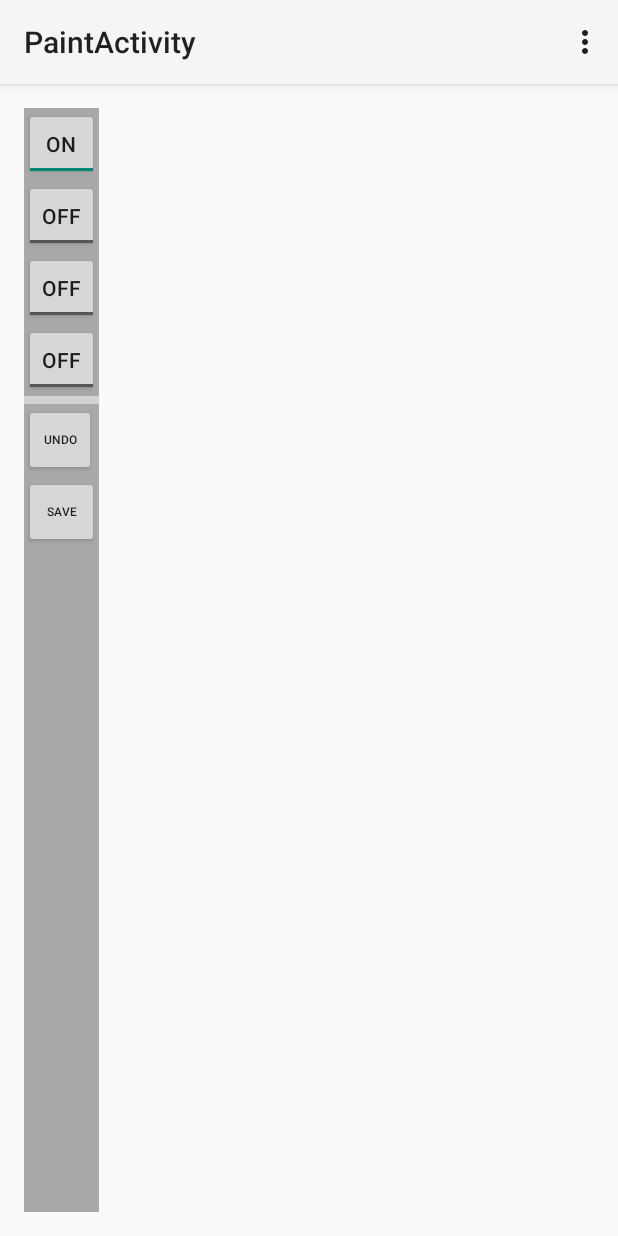
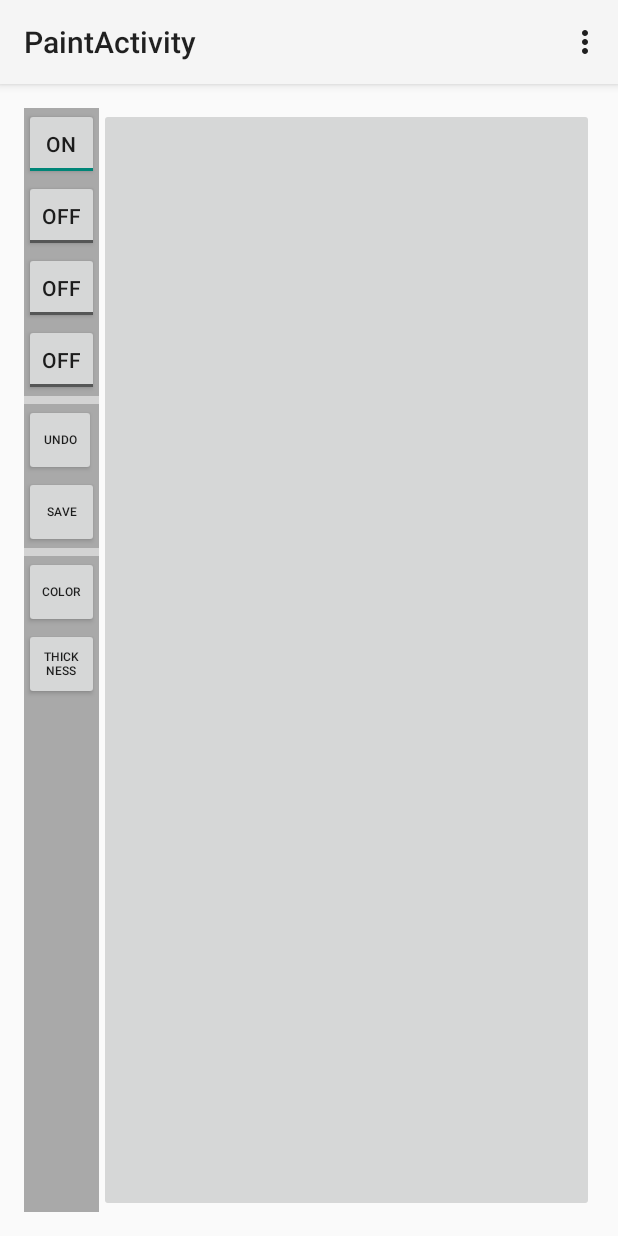
Before and after one commit to CSCI-4020/ProjectPaint, an Android app: the PaintActivity screen opened directly, with no data from a screen before it, on a phone screen of 412 x 824 dp. Run offline under Robolectric (Android 15) with nearby library versions, the phone set to English and light mode, and no system bars.

Commit message:
Paint Widgets added

```diff
--- a/app/src/main/res/layout/activity_paint.xml
+++ b/app/src/main/res/layout/activity_paint.xml
@@ -84,5 +84,45 @@
         android:layout_alignParentStart="true"
         android:layout_alignEnd="@+id/view"
         android:textSize="8dp" />
+    <View
+        android:layout_width="50dp"
+        android:layout_height="5dp"
+        android:background="#D3D3D3"
+
+
+        android:id="@+id/view3"
+        android:layout_below="@+id/save_button"
+        android:layout_alignParentStart="true" />
+
+    <Button
+        style="?android:attr/buttonStyleSmall"
+        android:layout_width="wrap_content"
+        android:layout_height="wrap_content"
+        android:text="Color"
+        android:id="@+id/color_button"
+        android:layout_below="@+id/view3"
+        android:layout_alignParentStart="true"
+        android:layout_alignEnd="@+id/view"
+        android:textSize="8dp" />
+
+    <Button
+        style="?android:attr/buttonStyleSmall"
+        android:layout_width="wrap_content"
+        android:layout_height="wrap_content"
+        android:text="Thickness"
+        android:id="@+id/thick_button"
+        android:layout_below="@+id/color_button"
+        android:layout_alignParentStart="true"
+        android:layout_alignEnd="@+id/view"
+        android:textSize="8dp" />
+
+    <ImageButton
+        android:layout_width="wrap_content"
+        android:layout_height="wrap_content"
+        android:id="@+id/imageButton"
+        android:layout_alignTop="@+id/view"
+        android:layout_alignParentBottom="true"
+        android:layout_alignParentEnd="true"
+        android:layout_toEndOf="@+id/view" />
 
 </RelativeLayout>
```
